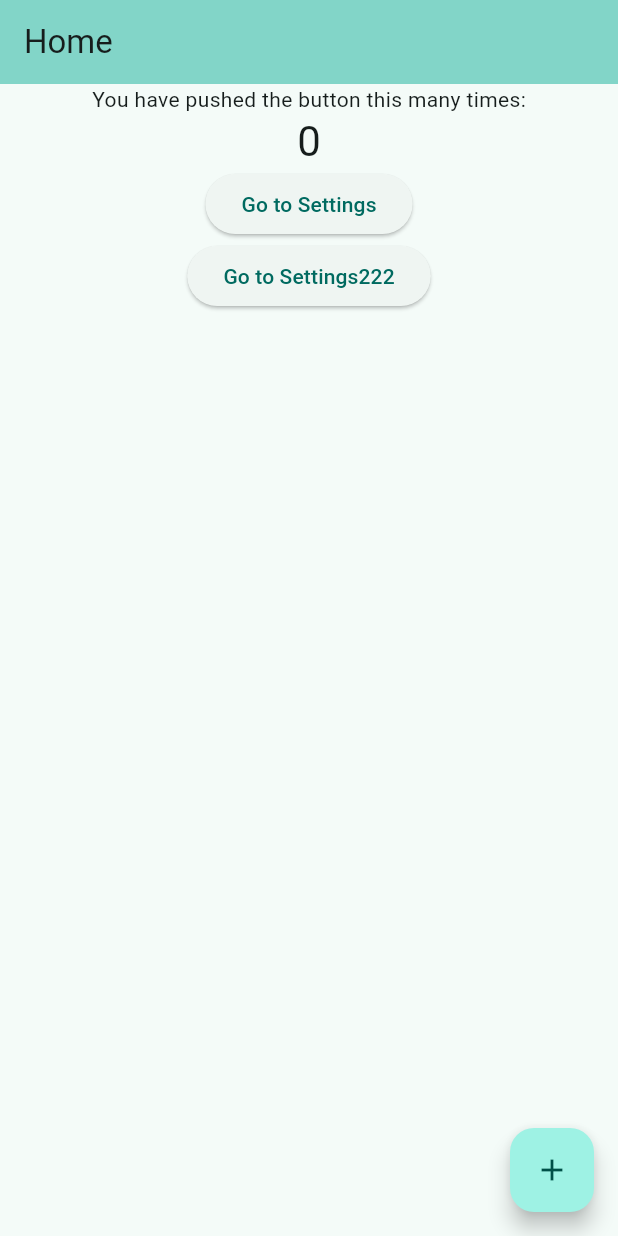
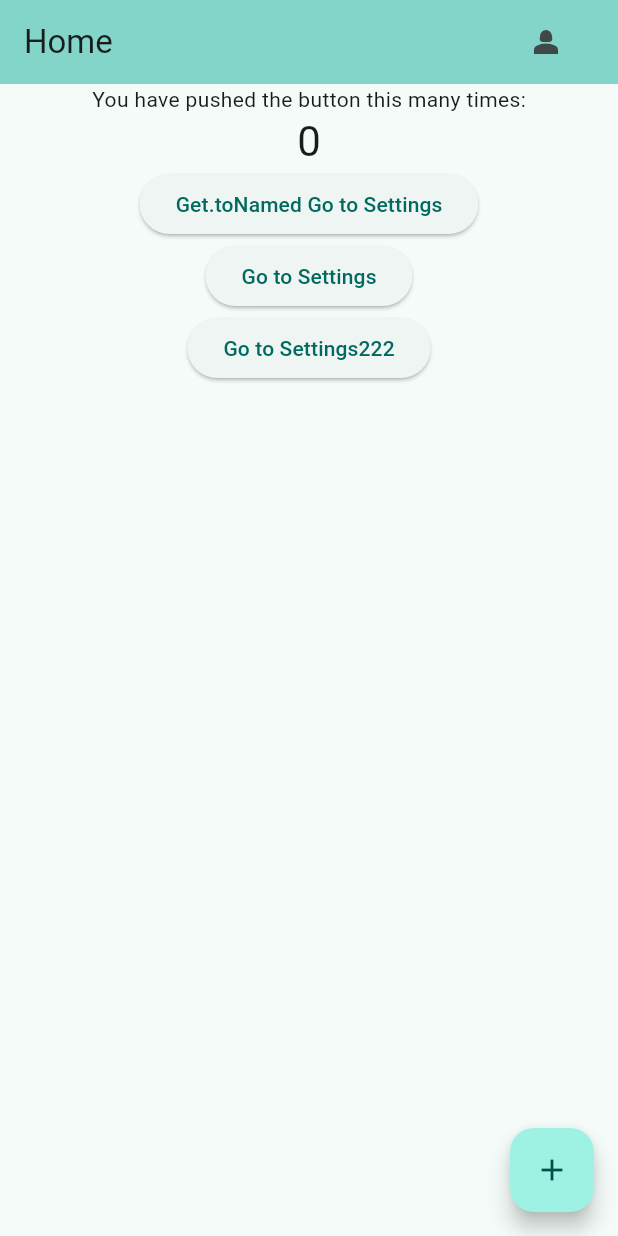
Before and after one commit to iamsongdeng/flutter_getx_template, a Flutter app: the screen it shows after launch, on a phone screen of 412 x 824 dp. Run offline on Flutter 3.47's test engine with Material 3 defaults, Android fonts, the phone set to English and light mode, and no system bars; our stand-ins replace get.

Commit message:
使用GetMaterialApp

```diff
--- /dev/null
+++ b/documents/GetX.txt
@@ -0,0 +1,25 @@
+-GetX中依赖注入函数Get.put，注入的类(通常是GetxController)会单例化(isSingleton: true)
+（在未使用tag参数时，以类名为key对应单例化的实例；使用tag参数后，以类名+tag为Key）
+通过GetX注入的实例，如果需要销毁实例，需要调用Get.delete来删除，单例化的实例不会自动销毁。
+不过GetX也提供了智能管理(SmartManagement)来辅助管理注入，可实现限定条件下的自动创建，自动销毁。
+
+1.通过GetBuilder<>/GetX<>的init注入的实例，在GetBuilder销毁时会销毁注入的实例。
+    注：必须是在GetBuilder的init中实际实例化后注入的才行，
+        因为在GetBuilder的init中也会是去获取单例化的实例。
+        也就是说如果之前已经实例化了，在init中就会直接使用，GetBuilder销毁时不会销毁单例
+2.通过Get路由binding注入的实例，在路由回退时会销毁注入的实例。
+       注：必须是在路由binding中实际实例化注入的，而且路由导航需要使用Get体系的函数，回退可以不用Get体系的函数
+	(之前的资料大多显示，回退也需要使用Get体系的函数，或者需要监控路由汇报给Get。现在已经不用了，当使用GetMaterialApp时Get已经自己监控了路由)
+	(但是在binding中实际实例化注入是必须的，否则不能自动销毁。(比如在路由前先一步put注入了，回退路由不能自动销毁))
+	另外，路由binding的使用也有多种方式：
+	a.直接在GetPage的bingding上使用BindingsBuilder。
+	b.实现一个Bindings的类，在GetPage的bingding上使用。
+	c.使用GetMaterialApp的initialBinding进行全局绑定。通过全局绑定时需要使用Get.lazyPut的方式，并且设置fenix: true。
+	  （fenix: true的作用是可多次实例化然后注入，因为使用的是GetMaterialApp的initialBinding，Get.lazyPut只会被执行一次）
+3.通过Get路由进入的页面(实际是被GetPage包裹后的页面)，在页面中注入的实例，当路由回退页面销毁时会自动销毁注入的实例。
+
+
+另外，有几个使用GetxController的点需要注意一下：
+1.GetxController类中，使用onInit，onReady，onClose，不能使用dispose，dispose不会被调用。
+2.在使用GlobalControllerBinding设置了lazyPut后，（不论有没有实际实例化）在调用Get.isRegistered时会返回true，Get.find会实际实例化。
+3.由于第2点，在页面中Get.find控制器时，当页面和控制器一一对应的关系时，可在页面成员变量初始化时直接绑定控制器，即直接在变量定义时赋值final RecyclebinController logic = Get.find()。但是在使用一些需要共享数据的控制器时，最好是采用late DevicesController logic的方式，在使用前再获取值logic = Get.find()。
--- /dev/null
+++ b/lib/common/global/global_controller_binding.dart
@@ -0,0 +1,9 @@
+import 'package:flutter_getx_template/pages/login/login_controller.dart';
+import 'package:get/get.dart';
+
+class GlobalControllerBinding implements Bindings {
+  @override
+  void dependencies() {
+    Get.lazyPut(() => LoginController(), fenix: true);
+  }
+}
--- /dev/null
+++ b/lib/common/index.dart
@@ -0,0 +1,2 @@
+export './routers/route_names.dart';
+export './routers/route_pages.dart';
--- /dev/null
+++ b/lib/common/routers/route_names.dart
@@ -0,0 +1,11 @@
+class RouteNames {
+  static const String index = '/';
+  static const String home = '/home';
+  static const String login = '/login';
+  static const String register = '/register';
+  static const String profile = '/profile';
+  static const String settings = '/settings';
+  static const String about = '/about';
+  static const String contact = '/contact';
+  static const String notFound = '/not-found';
+}
--- /dev/null
+++ b/lib/common/routers/route_pages.dart
@@ -0,0 +1,34 @@
+import 'package:flutter_getx_template/common/routers/route_names.dart';
+import 'package:flutter_getx_template/pages/home/home_page.dart';
+import 'package:flutter_getx_template/pages/login/login_binding.dart';
+import 'package:flutter_getx_template/pages/login/login_controller.dart';
+import 'package:flutter_getx_template/pages/login/login_page.dart';
+import 'package:flutter_getx_template/pages/settings/settings_page.dart';
+import 'package:get/get.dart';
+
+class RoutePages {
+  static final List<GetPage> getPages = [
+    GetPage(
+      name: RouteNames.home,
+      page: () => const HomePage(),
+    ),
+    GetPage(
+      name: RouteNames.login,
+      page: () => const LoginPage(),
+
+      ///这里使用了binding（BindingsBuilder），会在页面创建时自动创建controller (使用binding的第一种方式)
+      // binding: BindingsBuilder(() {
+      //   Get.put<LoginController>(LoginController());
+      // }),
+
+      ///这里使用了binding类，会在页面创建时自动创建controller (使用binding的第二种方式)
+      binding: LoginBinding(),
+
+      ///还有使用bingding的第三种方式，使用GlobalControllerBinding，在GetMaterialApp中配置
+    ),
+    GetPage(
+      name: RouteNames.settings,
+      page: () => const SettingsPage(),
+    ),
+  ];
+}
--- a/lib/main.dart
+++ b/lib/main.dart
@@ -1,6 +1,10 @@
 import 'package:flutter/material.dart';
 import 'package:flutter_getx_template/common/global/app_global.dart';
+import 'package:flutter_getx_template/common/global/global_controller_binding.dart';
+import 'package:flutter_getx_template/common/routers/route_names.dart';
+import 'package:flutter_getx_template/common/routers/route_pages.dart';
 import 'package:flutter_getx_template/pages/home/home_page.dart';
+import 'package:get/get.dart';
 
 void main() {
   WidgetsFlutterBinding.ensureInitialized();
@@ -13,13 +17,19 @@ class MyApp extends StatelessWidget {
   // This widget is the root of your application.
   @override
   Widget build(BuildContext context) {
-    return MaterialApp(
+    return GetMaterialApp(
+      debugShowCheckedModeBanner: false,
       title: 'Flutter Demo',
       theme: ThemeData(
         colorScheme: ColorScheme.fromSeed(seedColor: Colors.teal),
         useMaterial3: true,
       ),
-      home: const HomePage(),
+      getPages: RoutePages.getPages,
+      initialRoute: RouteNames.home,
+
+      ///使用bingding的第三种方式，使用GlobalControllerBinding
+      initialBinding: GlobalControllerBinding(),
+      //home: const HomePage(),
     );
   }
 }
--- a/lib/pages/home/home_page.dart
+++ b/lib/pages/home/home_page.dart
@@ -1,9 +1,13 @@
 import 'package:flutter/material.dart';
+import 'package:flutter_getx_template/common/index.dart';
+import 'package:flutter_getx_template/pages/login/login_controller.dart';
 import 'package:flutter_getx_template/pages/settings/settings2_page.dart';
 import 'package:flutter_getx_template/pages/settings/settings_page.dart';
 
 import 'package:get/get.dart';
 
+///这个是展示未使用GetMaterialApp时，只使用了GetX的状态管理，使用 obs/Obx
+///
 class HomePage extends StatefulWidget {
   const HomePage({super.key});
 
@@ -24,6 +28,15 @@ class _HomePageState extends State<HomePage> {
       appBar: AppBar(
         backgroundColor: Theme.of(context).colorScheme.inversePrimary,
         title: const Text('Home'),
+        actions: [
+          IconButton(
+            onPressed: () {
+              Get.toNamed(RouteNames.login);
+            },
+            icon: const Icon(Icons.person_2),
+          ),
+          const SizedBox(width: 24),
+        ],
       ),
       body: Center(
         child: Column(
@@ -36,6 +49,11 @@ class _HomePageState extends State<HomePage> {
                   '${_counter.value}',
                   style: Theme.of(context).textTheme.headlineMedium,
                 )),
+            ElevatedButton(
+                onPressed: () {
+                  Get.toNamed(RouteNames.settings);
+                },
+                child: const Text('Get.toNamed Go to Settings')),
             ElevatedButton(
                 onPressed: () {
                   Navigator.push(
--- a/lib/pages/home/my_home_page.dart
+++ b/lib/pages/home/my_home_page.dart
@@ -1,5 +1,7 @@
 import 'package:flutter/material.dart';
 
+///这个是新建flutter项目时默认的首页
+///
 class MyHomePage extends StatefulWidget {
   const MyHomePage({super.key, required this.title});
 
--- /dev/null
+++ b/lib/pages/login/login_binding.dart
@@ -0,0 +1,10 @@
+import 'package:get/get.dart';
+
+import 'login_controller.dart';
+
+class LoginBinding extends Bindings {
+  @override
+  void dependencies() {
+    Get.lazyPut(() => LoginController());
+  }
+}
--- /dev/null
+++ b/lib/pages/login/login_controller.dart
@@ -0,0 +1,55 @@
+import 'package:flutter/material.dart';
+import 'package:get/get.dart';
+
+class LoginController extends GetxController {
+  TextEditingController usernameController = TextEditingController();
+  TextEditingController passwordController = TextEditingController();
+  final username = ''.obs;
+  final password = ''.obs;
+
+  RxBool isButtonEnabled = false.obs; // 登录按钮是否可用
+  // 是否正在登录， 登录按钮变为 CircularProgressIndicator
+  RxBool isProcessing = false.obs;
+
+  @override
+  void onClose() {
+    usernameController.dispose();
+    passwordController.dispose();
+    super.onClose();
+  }
+
+  @override
+  void onInit() {
+    super.onInit();
+    // 监听输入框的变化
+    usernameController.addListener(checkInput);
+    passwordController.addListener(checkInput);
+  }
+
+  void checkInput() {
+    final username = usernameController.text;
+    final password = passwordController.text;
+
+    final handleUserName = username.trim();
+    final handlePassword = password.trim();
+    // 当用户名为空时，设置密码也为空
+    if (handleUserName.isEmpty) {
+      passwordController.text = '';
+    }
+    // 根据输入框的字符数量判断是否启用登录按钮
+    final isInputValid = handleUserName.isNotEmpty &&
+        handleUserName.length <= 32 &&
+        handlePassword.isNotEmpty &&
+        handlePassword.length <= 32;
+    // 更新按钮状态
+    isButtonEnabled.value = isInputValid;
+  }
+
+  void login() {
+    if (username.value == 'admin' && password.value == 'admin') {
+      Get.offAllNamed('/home');
+    } else {
+      Get.snackbar('Error', 'Invalid username or password');
+    }
+  }
+}
--- a/lib/pages/settings/settings2_page.dart
+++ b/lib/pages/settings/settings2_page.dart
@@ -2,6 +2,8 @@ import 'package:flutter/material.dart';
 import 'package:get/get.dart';
 import 'settings_controller.dart';
 
+///在Widget的build方法中使用GetBuilder来初始化controller
+///当页面销毁时，GetBuilder会自动释放controller
 class Settings2Page extends StatefulWidget {
   const Settings2Page({super.key});
 
@@ -15,14 +17,14 @@ class _Settings2PageState extends State<Settings2Page> {
   @override
   void initState() {
     super.initState();
-    print('SettingsPage initState');
+    print('Settings222Page initState');
     //controller = Get.put(SettingsController());
   }
 
   @override
   void dispose() {
     super.dispose();
-    print('SettingsPage dispose');
+    print('Settings222Page dispose');
     //Get.delete<SettingsController>();
   }
 
--- a/lib/pages/settings/settings_controller.dart
+++ b/lib/pages/settings/settings_controller.dart
@@ -23,10 +23,6 @@ class SettingsController extends GetxController {
     super.onClose();
   }
 
-  onDeleted() {
-    print('SettingsController onDeleted');
-  }
-
   void incrementCounter() {
     counter.value++;
   }
--- a/lib/pages/settings/settings_page.dart
+++ b/lib/pages/settings/settings_page.dart
@@ -1,7 +1,15 @@
 import 'package:flutter/material.dart';
+import 'package:flutter_getx_template/common/index.dart';
+import 'package:flutter_getx_template/pages/login/login_controller.dart';
 import 'package:get/get.dart';
 import 'settings_controller.dart';
 
+///这个是展示未使用GetMaterialApp时，只使用了GetX的状态管理，
+///使用GetxController, obs, Obx, GetBuilder, GetX
+///在页面类的成员变量中使用Get.put()来创建controller，
+///然后在dispose()中使用Get.delete()来释放controller(不会自动释放)
+///如果使用了Getx的路由管理，当页面被pop掉时，会自动释放controller
+///在dispose()中就不需要调用Get.delete()释放controller了，
 class SettingsPage extends StatefulWidget {
   const SettingsPage({super.key});
 
@@ -10,13 +18,13 @@ class SettingsPage extends StatefulWidget {
 }
 
 class _SettingsPageState extends State<SettingsPage> {
-  late SettingsController controller;
+  SettingsController controller = Get.put(SettingsController());
 
   @override
   void initState() {
     super.initState();
     print('SettingsPage initState');
-    controller = Get.put(SettingsController());
+    //controller = Get.put(SettingsController());
   }
 
   @override
@@ -42,6 +50,13 @@ class _SettingsPageState extends State<SettingsPage> {
                   Navigator.pop(context);
                 },
                 child: const Text('Go to Home')),
+            IconButton(
+              onPressed: () {
+                Get.put<LoginController>(LoginController());
+                Get.toNamed(RouteNames.login);
+              },
+              icon: const Icon(Icons.person_2),
+            ),
             const Spacer(),
             _buildName(),
             _buildEmail(),
```
Also changed, not shown: lib/pages/login/login_page.dart (added, +58 -0 lines), lib/pages/login/register/register_controller.dart (added), lib/pages/login/register/setpwd_page.dart (added), lib/pages/login/register/signup_page.dart (added), lib/pages/login/register/verifycode_page.dart (added), 1 other file.
